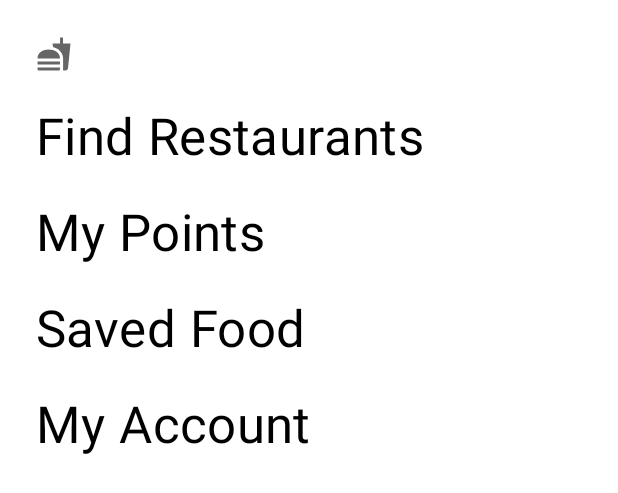
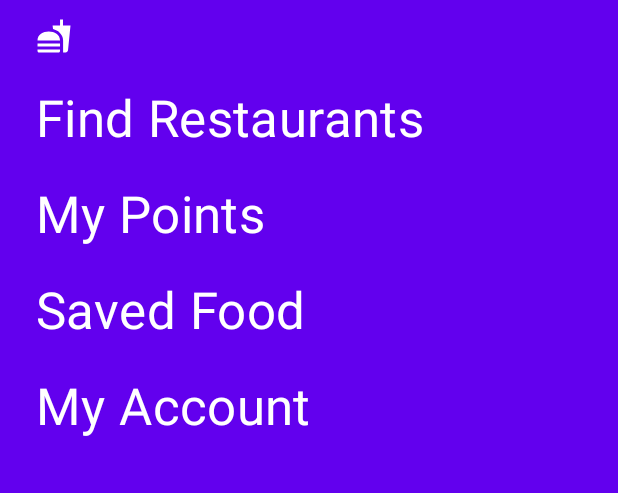
Before and after one commit to wingsum93/Compose-Feature-Test, an Android app built with Jetpack Compose: the @Preview function CraneDrawerPreview, on a phone screen of 412 x 824 dp. Shown: the top 493 px of the screen. Run offline under Robolectric (Android 15) with nearby library versions, the phone set to English and light mode, and no system bars.

Commit message:
ui: fix drawer layout color

```diff
--- a/app/src/main/java/com/ericho/composefeatureproj/base/CraneDrawer.kt
+++ b/app/src/main/java/com/ericho/composefeatureproj/base/CraneDrawer.kt
@@ -3,32 +3,47 @@ package com.ericho.composefeatureproj.base
 import android.os.Build
 import androidx.annotation.RequiresApi
 import androidx.compose.foundation.Image
+import androidx.compose.foundation.background
 import androidx.compose.foundation.layout.*
 import androidx.compose.material.MaterialTheme
 import androidx.compose.material.Text
 import androidx.compose.runtime.Composable
 import androidx.compose.ui.Modifier
+import androidx.compose.ui.graphics.ColorFilter
 import androidx.compose.ui.res.painterResource
 import androidx.compose.ui.tooling.preview.Preview
 import androidx.compose.ui.unit.dp
 import com.ericho.composefeatureproj.R
+import com.ericho.composefeatureproj.ui.theme.AppTheme
 
 private val screens = listOf("Find Restaurants", "My Points", "Saved Food", "My Account")
 
 @Composable
-fun CraneDrawer(modifier: Modifier = Modifier) {
+fun CraneDrawer(
+    modifier: Modifier = Modifier
+) {
     Column(
         modifier
+            .background(color = MaterialTheme.colors.primary)
             .fillMaxSize()
-            .padding(start = 24.dp, top = 24.dp)
+            .padding(start = 24.dp, top = 12.dp)
     ) {
         Image(
+            modifier = modifier,
             painter = painterResource(R.drawable.ic_baseline_fastfood_24),
-            contentDescription = ""
+            contentDescription = "",
+            colorFilter = ColorFilter.tint(
+                MaterialTheme.colors.onPrimary
+            )
         )
         for (screen in screens) {
             Spacer(Modifier.height(24.dp))
-            Text(text = screen, style = MaterialTheme.typography.h4)
+            Text(
+                modifier = modifier,
+                text = screen,
+                color = MaterialTheme.colors.onPrimary,
+                style = MaterialTheme.typography.h4
+            )
         }
     }
 }
@@ -37,5 +52,7 @@ fun CraneDrawer(modifier: Modifier = Modifier) {
 @Preview
 @Composable
 fun CraneDrawerPreview() {
-    CraneDrawer()
+    AppTheme {
+        CraneDrawer()
+    }
 }
--- a/app/src/main/java/com/ericho/composefeatureproj/ui/AppPageM2.kt
+++ b/app/src/main/java/com/ericho/composefeatureproj/ui/AppPageM2.kt
@@ -37,10 +37,7 @@ fun AppPageWithM2(
                     val painter = painterResource(R.drawable.ic_baseline_fastfood_24)
                     IconButton(onClick = {
                         scope.launch {
-                            if (scaffoldState.drawerState.isClosed) {
-                                scaffoldState.drawerState.open()
-                            } else
-                                scaffoldState.drawerState.close()
+                            scaffoldState.drawerState.open()
                         }
                     }) {
                         Image(
```
